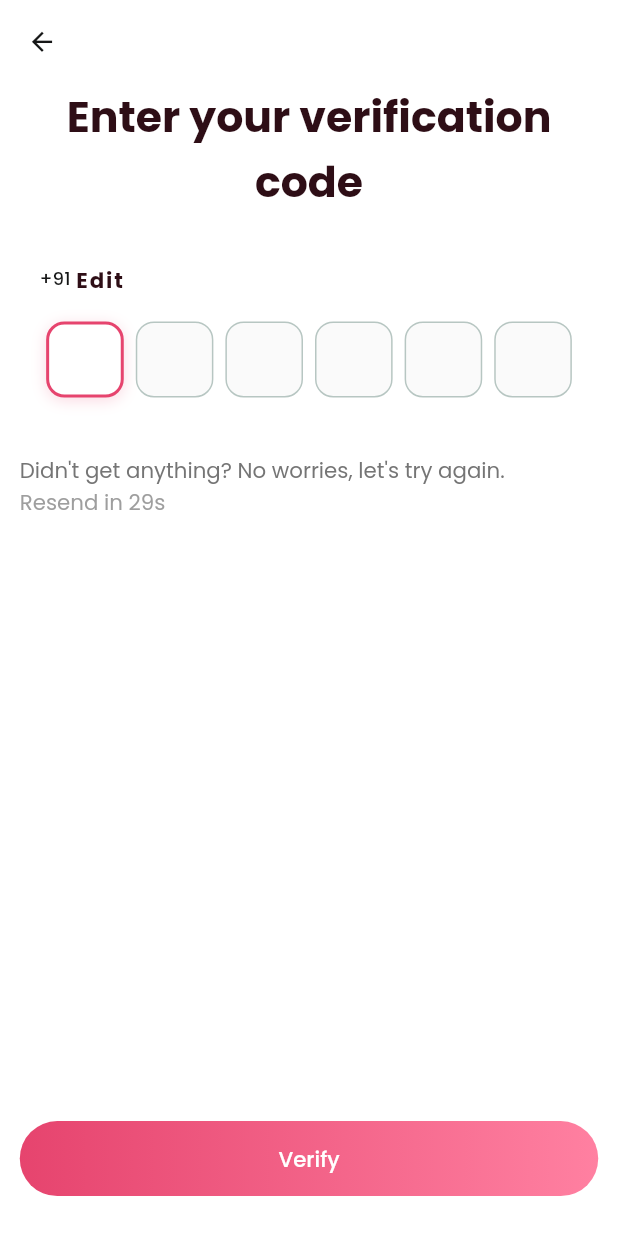
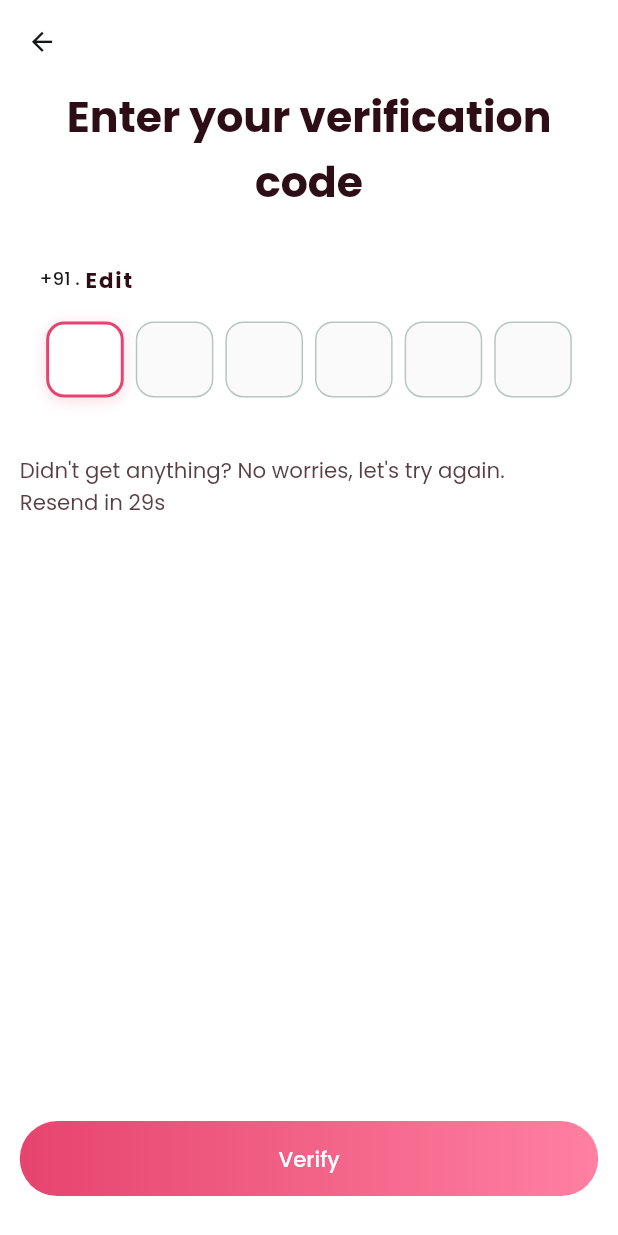
Before and after one commit to SangeethCK/chat_app, a Flutter app: the OtpScreen screen opened by its route, on a phone screen of 412 x 824 dp. Run offline on Flutter 3.47's test engine with Material 3 defaults, Android fonts, the phone set to English and light mode, and no system bars; drawn by our look-alikes of pinput; our stand-ins replace bloc, cached_network_image, device_info_plus, dio, equatable, flutter_bloc and 7 more; missing offline and left inert: dio_smart_retry, japx; accounts and stored records are empty.

Commit message:
BUG FIXES IN HOME UI

```diff
--- a/lib/features/auth/screens/otp_screen.dart
+++ b/lib/features/auth/screens/otp_screen.dart
@@ -157,9 +157,7 @@ class OtpScreenState extends State<OtpScreen> {
                 Center(
                   child: Text(
                     'Enter your verification \ncode',
-                    style: FontPalette.hW600S28.copyWith(
-                      color: const Color(0XFF2E0E16),
-                    ),
+                    style: FontPalette.hW600S28.copyWith(color: kTextDrk),
                     textAlign: TextAlign.center,
                   ),
                 ),
@@ -170,11 +168,11 @@ class OtpScreenState extends State<OtpScreen> {
                     Padding(
                       padding: EdgeInsets.only(left: 12.w),
                       child: Text(
-                        '+91 ${_formatPhoneNumber(arguments?['mobile'] ?? '')}',
+                        '+91 ${_formatPhoneNumber(arguments?['mobile'] ?? '')}.',
                         style: FontPalette.hW500S12,
                       ),
                     ),
-
+                    3.horizontalSpace,
                     TextButton(
                       style: TextButton.styleFrom(
                         padding: EdgeInsets.zero,
@@ -265,9 +263,7 @@ class OtpScreenState extends State<OtpScreen> {
                   children: [
                     Text(
                       'Didn\'t get anything? No worries, let\'s try again.',
-                      style: FontPalette.hW400S14.copyWith(
-                        color: Colors.grey[600],
-                      ),
+                      style: FontPalette.hW400S14.copyWith(color: kTextColor),
                       textAlign: TextAlign.center,
                     ),
                     if (_canResend)
@@ -282,16 +278,14 @@ class OtpScreenState extends State<OtpScreen> {
                         child: Text(
                           'Resend Code',
                           style: FontPalette.hW700S14.copyWith(
-                            color: kBlueColor,
+                            color: kLightBlue,
                           ),
                         ),
                       )
                     else
                       Text(
                         'Resend in ${_resendCountdown}s',
-                        style: FontPalette.hW400S14.copyWith(
-                          color: Colors.grey[500],
-                        ),
+                        style: FontPalette.hW400S14.copyWith(color: kTextColor),
                       ),
                   ],
                 ),
--- a/lib/features/auth/screens/sign_in_scren.dart
+++ b/lib/features/auth/screens/sign_in_scren.dart
@@ -40,9 +40,7 @@ class SignInScren extends StatelessWidget {
                 Center(
                   child: Text(
                     'Enter your phone \nnumber',
-                    style: FontPalette.hW600S28.copyWith(
-                      color: Color(0XFF2E0E16),
-                    ),
+                    style: FontPalette.hW600S28.copyWith(color: kTextDrk),
                     textAlign: TextAlign.center,
                   ),
                 ),
@@ -83,9 +81,7 @@ class SignInScren extends StatelessWidget {
                 10.verticalSpace,
                 Text(
                   'Fliq will send you a text with a verification code.',
-                  style: FontPalette.hW400S14.copyWith(
-                    color: Color(0XFF583E45),
-                  ),
+                  style: FontPalette.hW400S14.copyWith(color: kLightText),
                 ),
                 Spacer(),
                 CustomMaterialButton(
--- a/lib/shared/constant/colors.dart
+++ b/lib/shared/constant/colors.dart
@@ -40,4 +40,6 @@ const kDarkBorderColor = Color(0XFFCBD7D4);
 const kTextColor = Color(0XFF583E45);
 const kTextDrk = Color(0xFF2E0E16);
 const kLightColor = Color(0xFFF5F5F5);
-const kLightText=Color(0XFF583E45);
+const kLightText = Color(0XFF583E45);
+
+const kLightBlue = Color(0XFF4A90E2);
```
